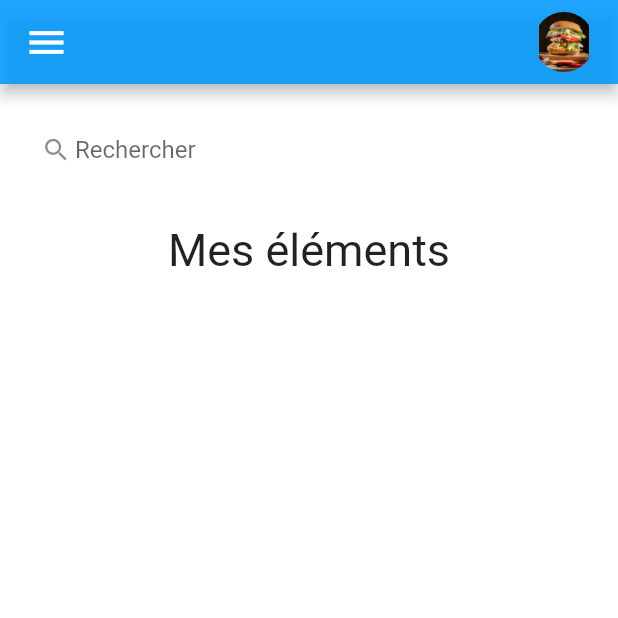
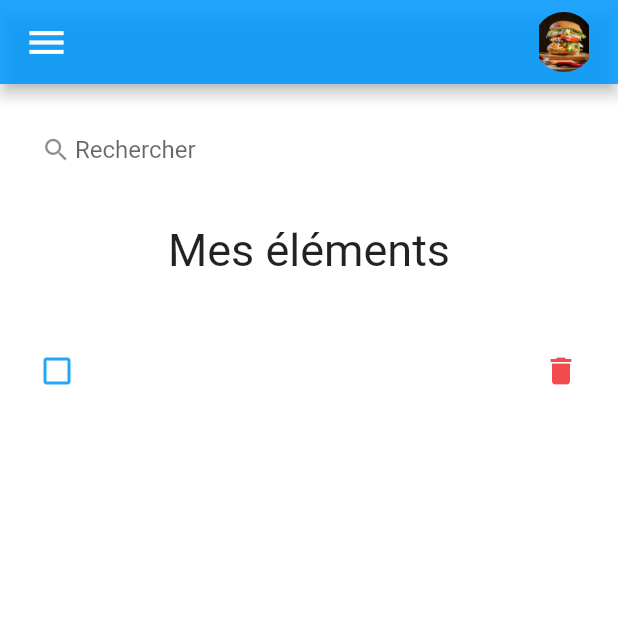
Before and after one commit to Markov500/todoApp_flutter, a Flutter app: the screen it shows after launch, after a tap on the "add" icon, on a phone screen of 412 x 824 dp, the top half of it. Run offline on Flutter 3.47's test engine with Material 2 defaults, Android fonts, the phone set to English and light mode, and no system bars.

```diff
--- a/lib/screens/home.dart
+++ b/lib/screens/home.dart
@@ -2,7 +2,6 @@ import 'package:demo/constants/colors.dart';
 import 'package:demo/models/item.dart';
 import 'package:demo/widgets/element_format.dart';
 import 'package:demo/widgets/my_app_bar.dart';
-import 'package:demo/widgets/search_field.dart';
 import 'package:flutter/material.dart';
 
 class Home extends StatefulWidget {
@@ -15,6 +14,14 @@ class Home extends StatefulWidget {
 class _HomeState extends State<Home> {
   final List<Item> myListItem = Item.items;
   final inputController = TextEditingController();
+  List<Item> foundItem = [];
+
+  @override
+  void initState() {
+    // TODO: implement initState
+    super.initState();
+    foundItem = myListItem;
+  }
 
   void handleItemChange(Item item) {
     setState(() {
@@ -30,9 +37,28 @@ class _HomeState extends State<Home> {
   }
 
   void handleItemAdd(String texteItem) {
-    int id = myListItem.last.id + 1;
+    int id;
+    if (myListItem.isNotEmpty) {
+      id = myListItem.last.id + 1;
+    } else {
+      id = 1;
+    }
+
     setState(() {
       myListItem.add(Item(id: id, texte: texteItem));
+    });
+  }
+
+  void searchItems(String texte) {
+    setState(() {
+      if (texte.isEmpty) {
+        foundItem = myListItem;
+      } else {
+        foundItem = myListItem
+            .where((element) =>
+                element.texte.toLowerCase().contains(texte.toLowerCase()))
+            .toList();
+      }
     });
   }
 
@@ -49,7 +75,28 @@ class _HomeState extends State<Home> {
             padding: const EdgeInsets.symmetric(horizontal: 10, vertical: 20),
             child: Column(
               children: [
-                searchField(),
+                Container(
+                  padding: const EdgeInsets.symmetric(horizontal: 15),
+                  decoration: BoxDecoration(
+                    borderRadius: BorderRadius.circular(20),
+                    color: secondaryColor,
+                  ),
+                  child: TextField(
+                    onChanged: (value) {
+                      searchItems(value);
+                    },
+                    decoration: const InputDecoration(
+                        hintText: "Rechercher",
+                        hintStyle: TextStyle(),
+                        prefixIcon: Icon(
+                          Icons.search,
+                          size: 20,
+                        ),
+                        border: InputBorder.none,
+                        prefixIconConstraints:
+                            BoxConstraints(maxHeight: 20, minWidth: 25)),
+                  ),
+                ),
                 Container(
                   margin: const EdgeInsets.symmetric(vertical: 25),
                   child: const Text(
@@ -62,7 +109,7 @@ class _HomeState extends State<Home> {
                 Expanded(
                     child: ListView(
                   children: [
-                    for (Item i in myListItem)
+                    for (Item i in foundItem.reversed)
                       ElementFormat(
                         myItem: i,
                         onMyItemChange: handleItemChange,
--- a/lib/widgets/search_field.dart
+++ /dev/null
@@ -1,23 +0,0 @@
-import 'package:demo/constants/colors.dart';
-import 'package:flutter/material.dart';
-
-Container searchField() {
-  return Container(
-    padding: const EdgeInsets.symmetric(horizontal: 15),
-    decoration: BoxDecoration(
-      borderRadius: BorderRadius.circular(20),
-      color: secondaryColor,
-    ),
-    child: const TextField(
-      decoration: InputDecoration(
-          hintText: "Rechercher",
-          hintStyle: TextStyle(),
-          prefixIcon: Icon(
-            Icons.search,
-            size: 20,
-          ),
-          border: InputBorder.none,
-          prefixIconConstraints: BoxConstraints(maxHeight: 20, minWidth: 25)),
-    ),
-  );
-}
```
